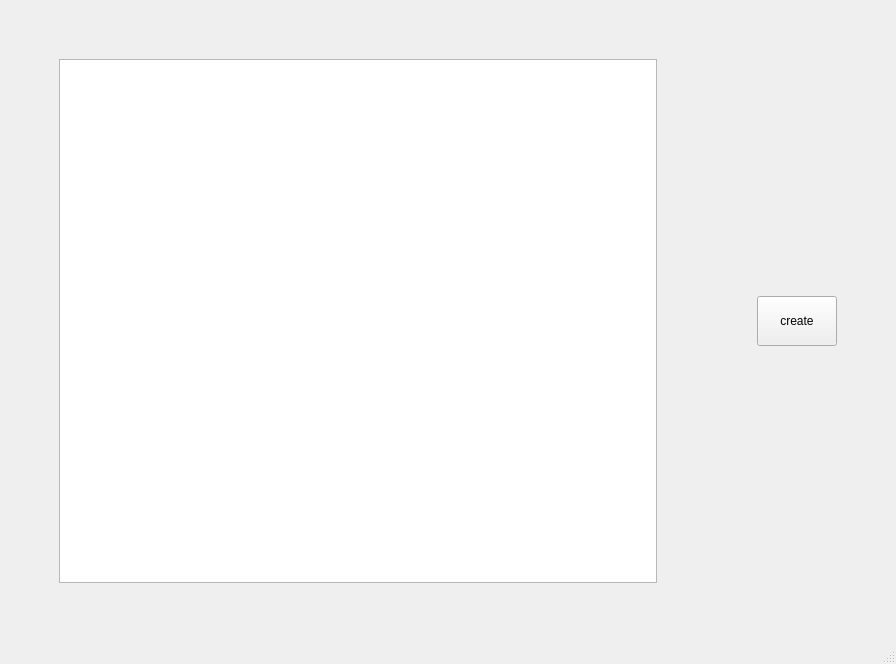
ktalovskih/customerRelationshipManagement, file ui/mainWindowAdmin.ui: the form before one commit.
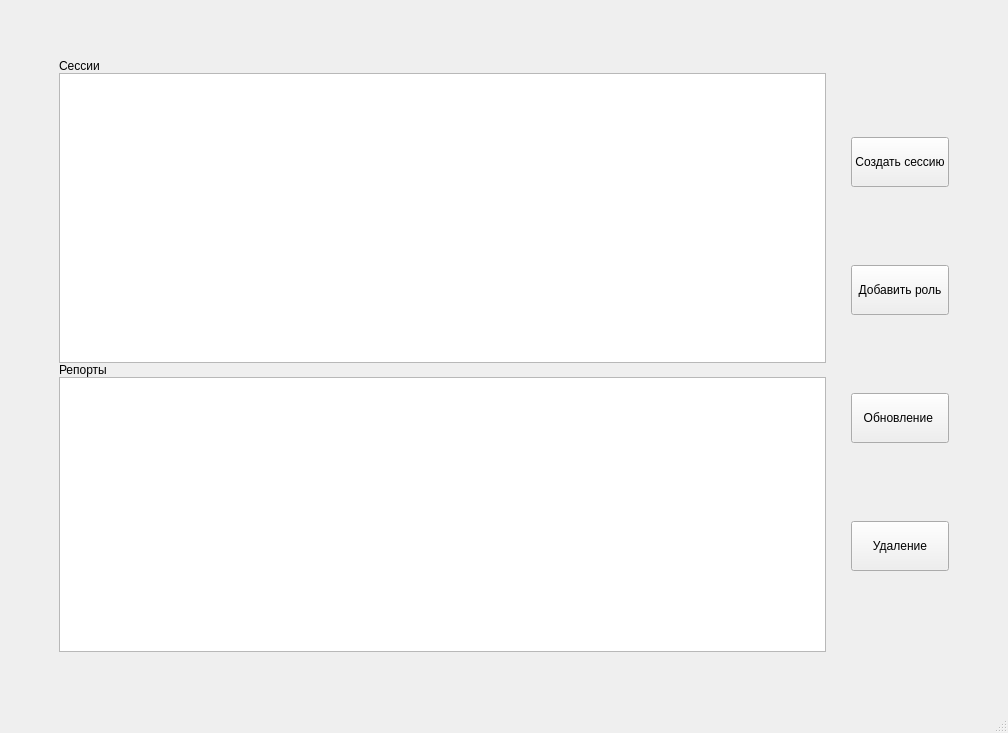
The form after the commit.

```diff
--- a/ui/mainWindowAdmin.ui
+++ b/ui/mainWindowAdmin.ui
@@ -6,17 +6,23 @@
    <rect>
     <x>0</x>
     <y>0</y>
-    <width>896</width>
-    <height>664</height>
+    <width>1008</width>
+    <height>733</height>
    </rect>
   </property>
+  <property name="minimumSize">
+   <size>
+    <width>2</width>
+    <height>0</height>
+   </size>
+  </property>
   <property name="windowTitle">
    <string>MainWindow</string>
   </property>
   <widget class="QWidget" name="centralwidget">
    <layout class="QGridLayout" name="gridLayout">
-    <item row="1" column="0">
-     <layout class="QGridLayout" name="gridLayout_2">
+    <item row="0" column="0">
+     <layout class="QGridLayout" name="gridLayout_2" rowstretch="0">
       <property name="sizeConstraint">
        <enum>QLayout::SetMinAndMaxSize</enum>
       </property>
@@ -32,31 +38,148 @@
       <property name="bottomMargin">
        <number>50</number>
       </property>
-      <property name="spacing">
-       <number>100</number>
+      <property name="horizontalSpacing">
+       <number>25</number>
       </property>
-      <item row="1" column="0">
-       <widget class="QListWidget" name="listWidget">
-        <property name="sizePolicy">
-         <sizepolicy hsizetype="Expanding" vsizetype="Expanding">
-          <horstretch>0</horstretch>
-          <verstretch>0</verstretch>
-         </sizepolicy>
+      <property name="verticalSpacing">
+       <number>50</number>
+      </property>
+      <item row="0" column="1">
+       <layout class="QVBoxLayout" name="verticalLayout">
+        <property name="sizeConstraint">
+         <enum>QLayout::SetNoConstraint</enum>
         </property>
-       </widget>
+        <item>
+         <widget class="QPushButton" name="pushButton">
+          <property name="minimumSize">
+           <size>
+            <width>50</width>
+            <height>50</height>
+           </size>
+          </property>
+          <property name="text">
+           <string>Создать сессию</string>
+          </property>
+         </widget>
+        </item>
+        <item>
+         <widget class="QPushButton" name="pushButton_3">
+          <property name="minimumSize">
+           <size>
+            <width>50</width>
+            <height>50</height>
+           </size>
+          </property>
+          <property name="text">
+           <string>Добавить роль</string>
+          </property>
+         </widget>
+        </item>
+        <item>
+         <widget class="QPushButton" name="pushButton_2">
+          <property name="minimumSize">
+           <size>
+            <width>50</width>
+            <height>50</height>
+           </size>
+          </property>
+          <property name="text">
+           <string>Обновление </string>
+          </property>
+         </widget>
+        </item>
+        <item>
+         <widget class="QPushButton" name="pushButton_4">
+          <property name="minimumSize">
+           <size>
+            <width>50</width>
+            <height>50</height>
+           </size>
+          </property>
+          <property name="text">
+           <string>Удаление</string>
+          </property>
+         </widget>
+        </item>
+       </layout>
       </item>
-      <item row="1" column="1">
-       <widget class="QPushButton" name="pushButton">
-        <property name="minimumSize">
-         <size>
-          <width>50</width>
-          <height>50</height>
-         </size>
+      <item row="0" column="0">
+       <layout class="QVBoxLayout" name="verticalLayout_2">
+        <property name="spacing">
+         <number>0</number>
         </property>
-        <property name="text">
-         <string>create</string>
+        <property name="sizeConstraint">
+         <enum>QLayout::SetNoConstraint</enum>
         </property>
-       </widget>
+        <item>
+         <widget class="QLabel" name="label">
+          <property name="sizePolicy">
+           <sizepolicy hsizetype="Fixed" vsizetype="Fixed">
+            <horstretch>0</horstretch>
+            <verstretch>0</verstretch>
+           </sizepolicy>
+          </property>
+          <property name="text">
+           <string>Сессии</string>
+          </property>
+         </widget>
+        </item>
+        <item>
+         <widget class="QListWidget" name="listWidget">
+          <property name="sizePolicy">
+           <sizepolicy hsizetype="Expanding" vsizetype="Expanding">
+            <horstretch>0</horstretch>
+            <verstretch>0</verstretch>
+           </sizepolicy>
+          </property>
+          <property name="minimumSize">
+           <size>
+            <width>200</width>
+            <height>200</height>
+           </size>
+          </property>
+         </widget>
+        </item>
+        <item>
+         <layout class="QVBoxLayout" name="verticalLayout_3">
+          <property name="spacing">
+           <number>0</number>
+          </property>
+          <property name="sizeConstraint">
+           <enum>QLayout::SetNoConstraint</enum>
+          </property>
+          <item>
+           <widget class="QLabel" name="label_2">
+            <property name="sizePolicy">
+             <sizepolicy hsizetype="Fixed" vsizetype="Fixed">
+              <horstretch>0</horstretch>
+              <verstretch>0</verstretch>
+             </sizepolicy>
+            </property>
+            <property name="text">
+             <string>Репорты</string>
+            </property>
+           </widget>
+          </item>
+          <item>
+           <widget class="QListWidget" name="listWidget_2">
+            <property name="sizePolicy">
+             <sizepolicy hsizetype="Expanding" vsizetype="Expanding">
+              <horstretch>0</horstretch>
+              <verstretch>0</verstretch>
+             </sizepolicy>
+            </property>
+            <property name="minimumSize">
+             <size>
+              <width>200</width>
+              <height>200</height>
+             </size>
+            </property>
+           </widget>
+          </item>
+         </layout>
+        </item>
+       </layout>
       </item>
      </layout>
     </item>
```
Left out of the diff: 2 changed lines with no effect on the pictures.
